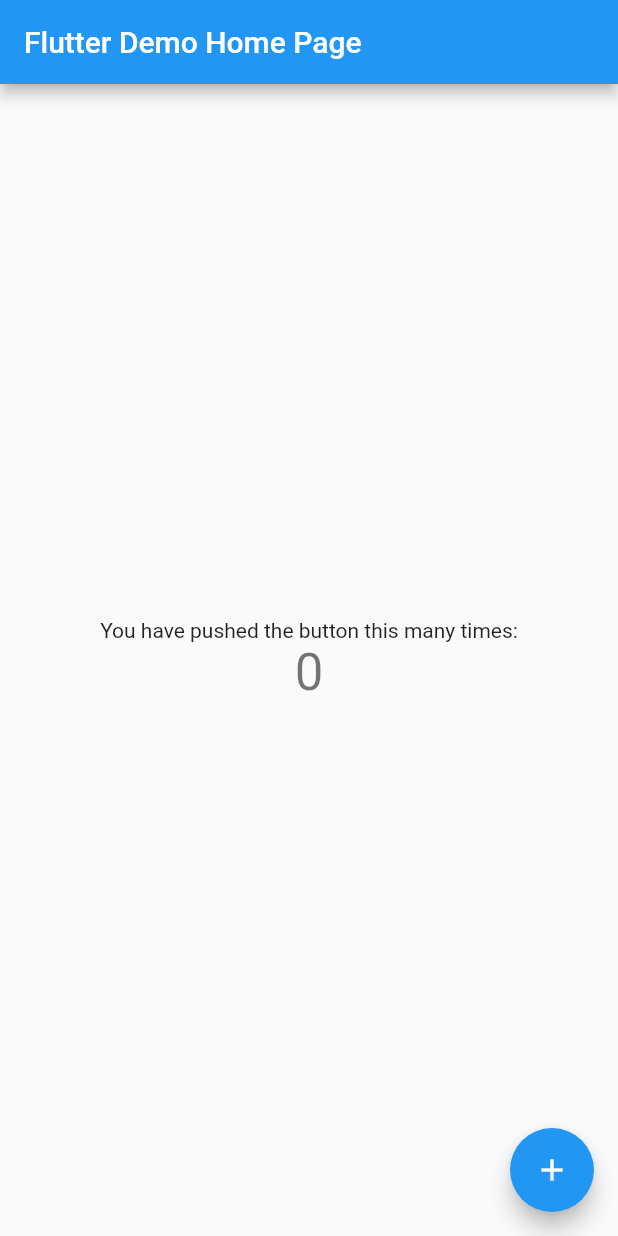
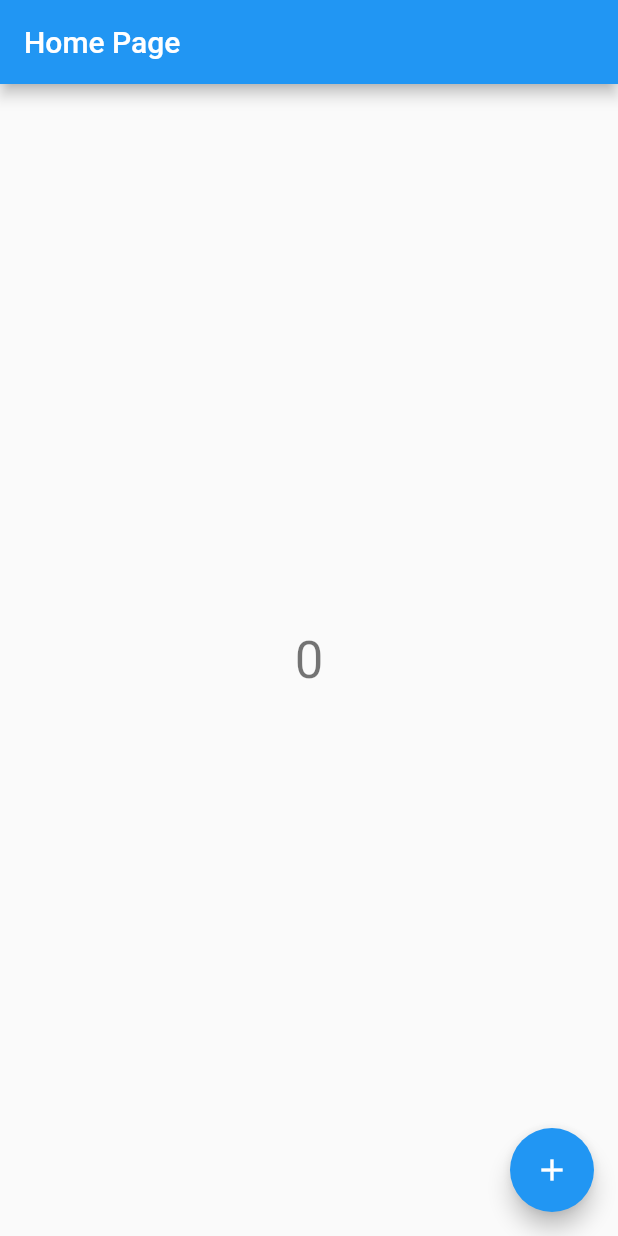
Before and after one commit to amartelr/holaflutter, a Flutter app: the screen it shows after launch, on a phone screen of 412 x 824 dp. Run offline on Flutter 3.47's test engine with Material 2 defaults, Android fonts, the phone set to English and light mode, and no system bars.

Commit message:
second commit

```diff
--- a/lib/main.dart
+++ b/lib/main.dart
@@ -3,38 +3,20 @@ import 'package:flutter/material.dart';
 void main() => runApp(new MyApp());
 
 class MyApp extends StatelessWidget {
-  // This widget is the root of your application.
   @override
   Widget build(BuildContext context) {
     return new MaterialApp(
-      title: 'Flutter Demo',
+      title: 'Hola Flutter',
       theme: new ThemeData(
-        // This is the theme of your application.
-        //
-        // Try running your application with "flutter run". You'll see the
-        // application has a blue toolbar. Then, without quitting the app, try
-        // changing the primarySwatch below to Colors.green and then invoke
-        // "hot reload" (press "r" in the console where you ran "flutter run",
-        // or press Run > Flutter Hot Reload in IntelliJ). Notice that the
-        // counter didn't reset back to zero; the application is not restarted.
         primarySwatch: Colors.blue,
       ),
-      home: new MyHomePage(title: 'Flutter Demo Home Page'),
+      home: new MyHomePage(title: 'Home Page'),
     );
   }
 }
 
 class MyHomePage extends StatefulWidget {
   MyHomePage({Key key, this.title}) : super(key: key);
-
-  // This widget is the home page of your application. It is stateful, meaning
-  // that it has a State object (defined below) that contains fields that affect
-  // how it looks.
-
-  // This class is the configuration for the state. It holds the values (in this
-  // case the title) provided by the parent (in this case the App widget) and
-  // used by the build method of the State. Fields in a Widget subclass are
-  // always marked "final".
 
   final String title;
 
@@ -47,51 +29,20 @@ class _MyHomePageState extends State<MyHomePage> {
 
   void _incrementCounter() {
     setState(() {
-      // This call to setState tells the Flutter framework that something has
-      // changed in this State, which causes it to rerun the build method below
-      // so that the display can reflect the updated values. If we changed
-      // _counter without calling setState(), then the build method would not be
-      // called again, and so nothing would appear to happen.
       _counter++;
     });
   }
 
   @override
   Widget build(BuildContext context) {
-    // This method is rerun every time setState is called, for instance as done
-    // by the _incrementCounter method above.
-    //
-    // The Flutter framework has been optimized to make rerunning build methods
-    // fast, so that you can just rebuild anything that needs updating rather
-    // than having to individually change instances of widgets.
     return new Scaffold(
       appBar: new AppBar(
-        // Here we take the value from the MyHomePage object that was created by
-        // the App.build method, and use it to set our appbar title.
         title: new Text(widget.title),
       ),
       body: new Center(
-        // Center is a layout widget. It takes a single child and positions it
-        // in the middle of the parent.
         child: new Column(
-          // Column is also layout widget. It takes a list of children and
-          // arranges them vertically. By default, it sizes itself to fit its
-          // children horizontally, and tries to be as tall as its parent.
-          //
-          // Invoke "debug paint" (press "p" in the console where you ran
-          // "flutter run", or select "Toggle Debug Paint" from the Flutter tool
-          // window in IntelliJ) to see the wireframe for each widget.
-          //
-          // Column has various properties to control how it sizes itself and
-          // how it positions its children. Here we use mainAxisAlignment to
-          // center the children vertically; the main axis here is the vertical
-          // axis because Columns are vertical (the cross axis would be
-          // horizontal).
           mainAxisAlignment: MainAxisAlignment.center,
           children: <Widget>[
-            new Text(
-              'You have pushed the button this many times:',
-            ),
             new Text(
               '$_counter',
               style: Theme.of(context).textTheme.display1,
@@ -103,7 +54,7 @@ class _MyHomePageState extends State<MyHomePage> {
         onPressed: _incrementCounter,
         tooltip: 'Increment',
         child: new Icon(Icons.add),
-      ), // This trailing comma makes auto-formatting nicer for build methods.
+      ),
     );
   }
 }
--- a/pubspec.yaml
+++ b/pubspec.yaml
@@ -1,5 +1,5 @@
 name: holaflutter
-description: A new Flutter project.
+description: Hola Flutter.
 
 dependencies:
   flutter:
```
